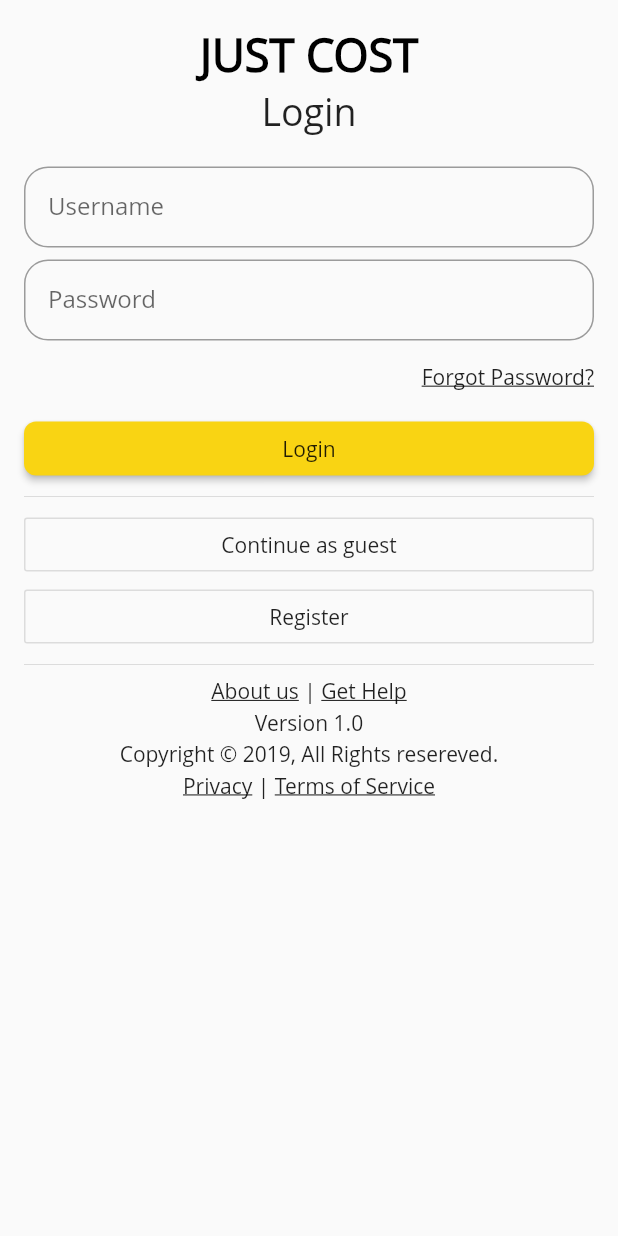
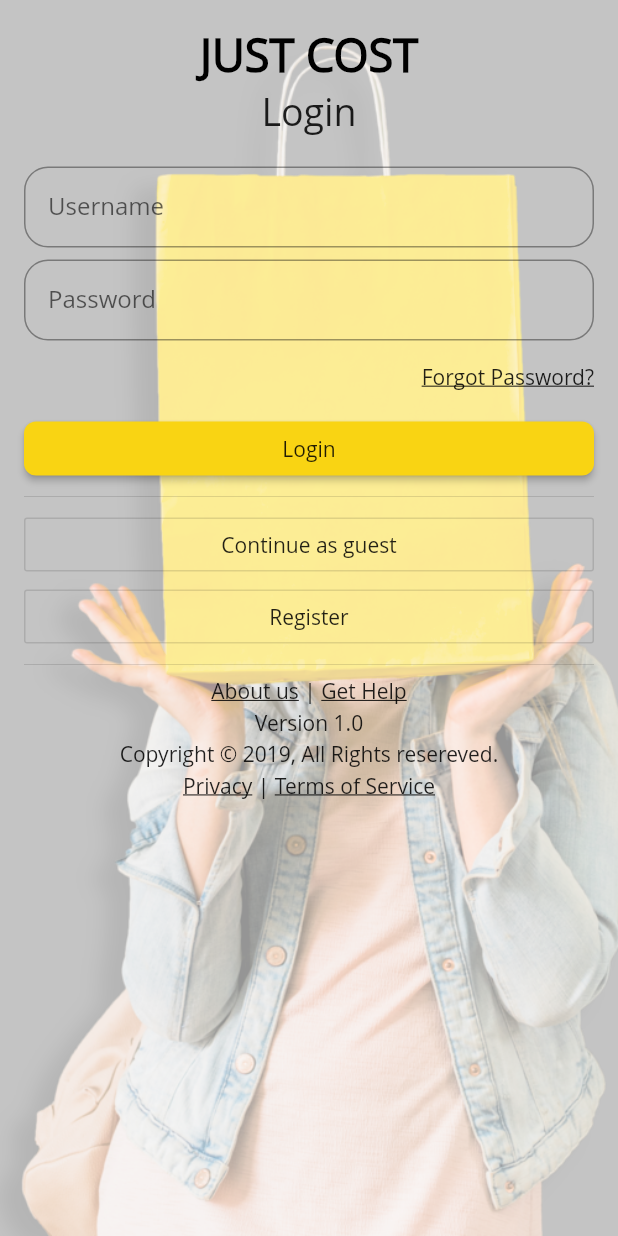
Before and after one commit to m7mdra/justcost, a Flutter app: the screen it shows after launch, on a phone screen of 412 x 824 dp. Run offline on Flutter 3.47's test engine with Material 2 defaults, Android fonts, the phone set to English and light mode, and no system bars; our stand-ins replace carousel_slider, google_maps_flutter, image_picker, video_player.

```diff
--- a/lib/screens/login/login_screen.dart
+++ b/lib/screens/login/login_screen.dart
@@ -8,9 +8,23 @@ class LoginScreen extends StatelessWidget {
   Widget build(BuildContext context) {
     return Scaffold(
       body: SafeArea(
-        child: Padding(
+        child: Stack(
+          children: <Widget>[
+            Opacity(
+              alwaysIncludeSemantics: true,
+              opacity: 0.4,
+              child: Container(
+                color: Colors.black54,
+                child: Image(
+                  image: AssetImage("assets/images/modal.png"),
+                  width: MediaQuery.of(context).size.width,
+                  height: MediaQuery.of(context).size.height,
+                  fit: BoxFit.cover,
+                ),
+              ),
+            ),
+            ListView(
               padding: const EdgeInsets.all(16.0),
-          child: ListView(
               children: <Widget>[
                 Align(
                   child: Text(
@@ -51,7 +65,6 @@ class LoginScreen extends StatelessWidget {
                       hintText: '**********',
                       labelText: 'Password',
                       contentPadding: EdgeInsets.all(16),
-
                       border: OutlineInputBorder(
                           borderRadius: BorderRadius.circular(16))),
                 ),
@@ -135,6 +148,7 @@ class LoginScreen extends StatelessWidget {
                 ),
               ],
             ),
+          ],
         ),
       ),
     );
--- a/pubspec.yaml
+++ b/pubspec.yaml
@@ -43,8 +43,8 @@ flutter:
   uses-material-design: true
 
   # To add assets to your application, add an assets section, like this:
-  # assets:
-  #  - images/a_dot_burr.jpeg
+  assets:
+    - assets/images/modal.png
   #  - images/a_dot_ham.jpeg
 
   # An image asset can refer to one or more resolution-specific "variants", see
```
Also changed, not shown: assets/images/modal.png (added). Lines whose indentation alone changed are shown as unchanged.
